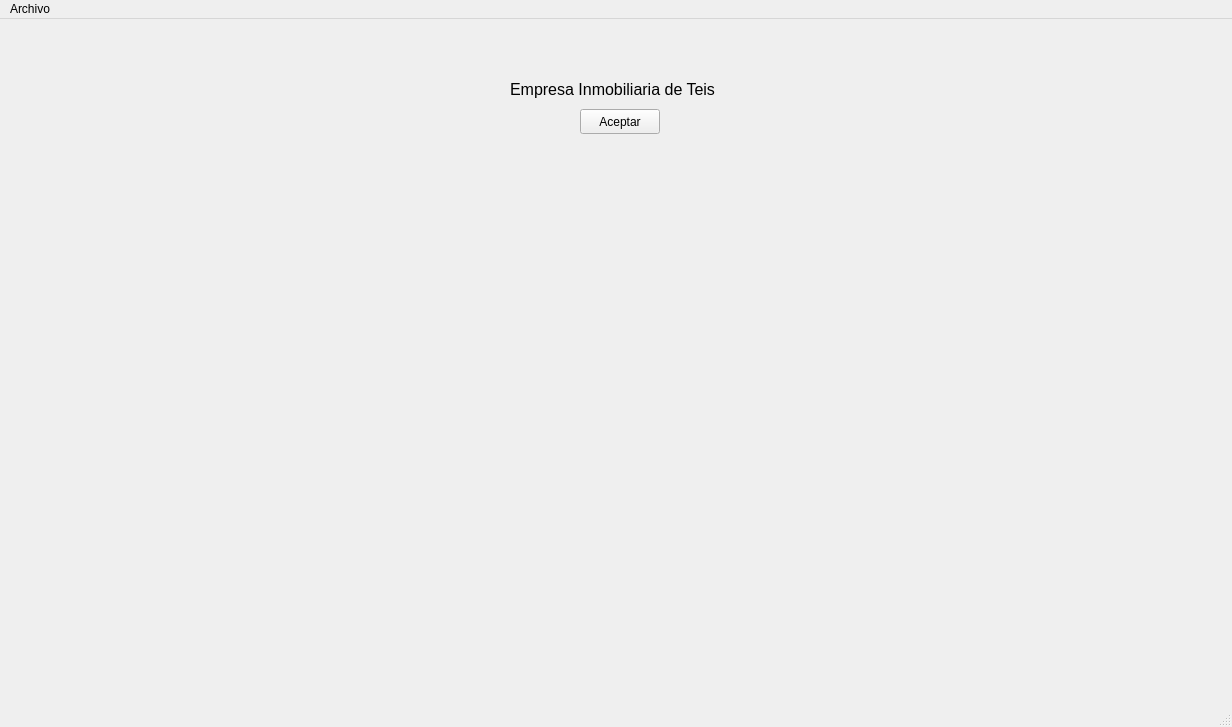
Before: the Qt Designer form ventPrincipal.ui in Manuerty/ProyecyoDI, drawn with Qt 5.
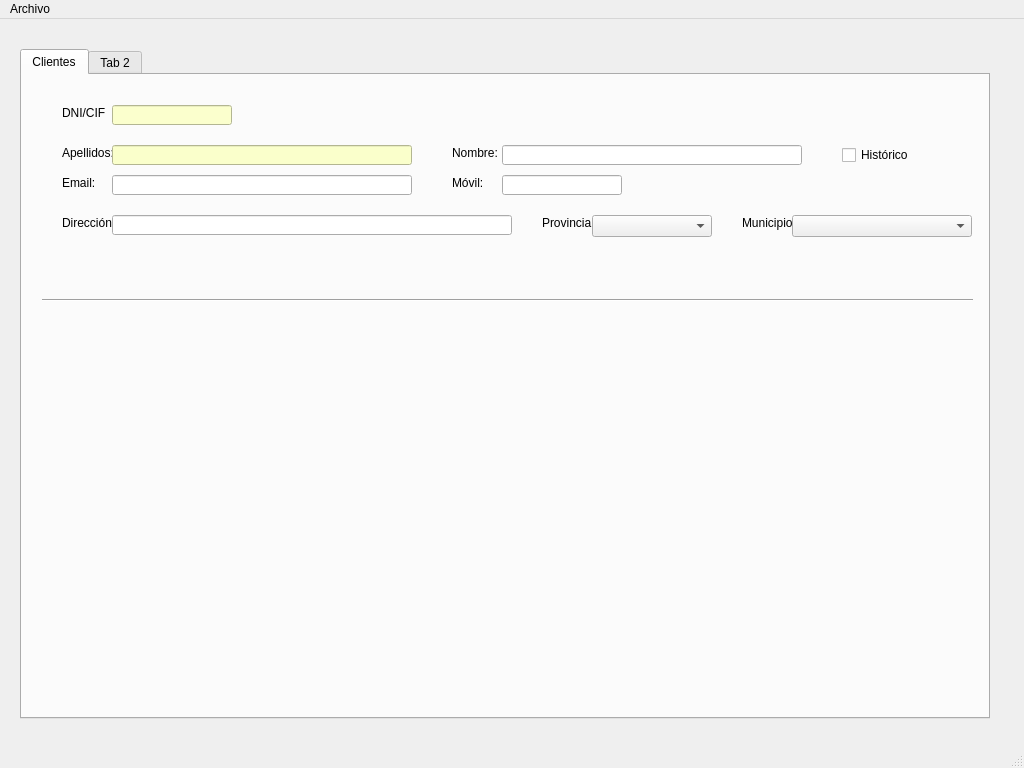
After: the same form once the commit is applied.

Patch:
```diff
--- a/ventPrincipal.ui
+++ b/ventPrincipal.ui
@@ -6,56 +6,322 @@
    <rect>
     <x>0</x>
     <y>0</y>
-    <width>1232</width>
-    <height>727</height>
+    <width>1024</width>
+    <height>768</height>
    </rect>
   </property>
+  <property name="maximumSize">
+   <size>
+    <width>16777215</width>
+    <height>16777215</height>
+   </size>
+  </property>
   <property name="windowTitle">
    <string>InmoTeis</string>
   </property>
   <widget class="QWidget" name="centralwidget">
-   <widget class="QPushButton" name="pushButton">
+   <widget class="QTabWidget" name="panPrincipal">
     <property name="geometry">
      <rect>
-      <x>580</x>
-      <y>90</y>
-      <width>80</width>
-      <height>25</height>
+      <x>20</x>
+      <y>30</y>
+      <width>970</width>
+      <height>670</height>
      </rect>
     </property>
-    <property name="minimumSize">
-     <size>
-      <width>80</width>
-      <height>25</height>
-     </size>
+    <property name="styleSheet">
+     <string notr="true"/>
     </property>
-    <property name="maximumSize">
-     <size>
-      <width>80</width>
-      <height>25</height>
-     </size>
+    <property name="currentIndex">
+     <number>0</number>
     </property>
-    <property name="text">
-     <string>Aceptar</string>
-    </property>
-   </widget>
-   <widget class="QLabel" name="ibTitulo">
-    <property name="geometry">
-     <rect>
-      <x>510</x>
-      <y>60</y>
-      <width>221</width>
-      <height>20</height>
-     </rect>
-    </property>
-    <property name="font">
-     <font>
-      <pointsize>12</pointsize>
-     </font>
-    </property>
-    <property name="text">
-     <string>Empresa Inmobiliaria de Teis</string>
-    </property>
+    <widget class="QWidget" name="tabClientes">
+     <attribute name="title">
+      <string>Clientes</string>
+     </attribute>
+     <widget class="Line" name="line">
+      <property name="geometry">
+       <rect>
+        <x>20</x>
+        <y>210</y>
+        <width>931</width>
+        <height>31</height>
+       </rect>
+      </property>
+      <property name="orientation">
+       <enum>Qt::Horizontal</enum>
+      </property>
+     </widget>
+     <widget class="QLabel" name="lblDniCli">
+      <property name="geometry">
+       <rect>
+        <x>40</x>
+        <y>30</y>
+        <width>51</width>
+        <height>16</height>
+       </rect>
+      </property>
+      <property name="text">
+       <string>DNI/CIF</string>
+      </property>
+     </widget>
+     <widget class="QLineEdit" name="txtDniCli">
+      <property name="geometry">
+       <rect>
+        <x>90</x>
+        <y>30</y>
+        <width>120</width>
+        <height>20</height>
+       </rect>
+      </property>
+      <property name="minimumSize">
+       <size>
+        <width>120</width>
+        <height>0</height>
+       </size>
+      </property>
+      <property name="styleSheet">
+       <string notr="true">background-color: rgb(251, 255, 205);</string>
+      </property>
+     </widget>
+     <widget class="QLabel" name="lblApelCli">
+      <property name="geometry">
+       <rect>
+        <x>40</x>
+        <y>70</y>
+        <width>51</width>
+        <height>16</height>
+       </rect>
+      </property>
+      <property name="text">
+       <string>Apellidos:</string>
+      </property>
+     </widget>
+     <widget class="QLineEdit" name="txtApelCli">
+      <property name="geometry">
+       <rect>
+        <x>90</x>
+        <y>70</y>
+        <width>300</width>
+        <height>20</height>
+       </rect>
+      </property>
+      <property name="minimumSize">
+       <size>
+        <width>300</width>
+        <height>0</height>
+       </size>
+      </property>
+      <property name="styleSheet">
+       <string notr="true">background-color: rgb(250, 255, 203);</string>
+      </property>
+     </widget>
+     <widget class="QLabel" name="lblNomCli">
+      <property name="geometry">
+       <rect>
+        <x>430</x>
+        <y>70</y>
+        <width>51</width>
+        <height>16</height>
+       </rect>
+      </property>
+      <property name="text">
+       <string>Nombre:</string>
+      </property>
+     </widget>
+     <widget class="QLineEdit" name="txtDNomCli">
+      <property name="geometry">
+       <rect>
+        <x>480</x>
+        <y>70</y>
+        <width>300</width>
+        <height>20</height>
+       </rect>
+      </property>
+      <property name="minimumSize">
+       <size>
+        <width>300</width>
+        <height>0</height>
+       </size>
+      </property>
+     </widget>
+     <widget class="QLabel" name="lblEmailCli">
+      <property name="geometry">
+       <rect>
+        <x>40</x>
+        <y>100</y>
+        <width>51</width>
+        <height>16</height>
+       </rect>
+      </property>
+      <property name="text">
+       <string>Email:</string>
+      </property>
+     </widget>
+     <widget class="QLineEdit" name="txtEmailCli">
+      <property name="geometry">
+       <rect>
+        <x>90</x>
+        <y>100</y>
+        <width>300</width>
+        <height>20</height>
+       </rect>
+      </property>
+      <property name="minimumSize">
+       <size>
+        <width>300</width>
+        <height>0</height>
+       </size>
+      </property>
+     </widget>
+     <widget class="QLabel" name="lblMovilCli">
+      <property name="geometry">
+       <rect>
+        <x>430</x>
+        <y>100</y>
+        <width>51</width>
+        <height>16</height>
+       </rect>
+      </property>
+      <property name="text">
+       <string>Móvil:</string>
+      </property>
+     </widget>
+     <widget class="QLineEdit" name="txtMovilCli">
+      <property name="geometry">
+       <rect>
+        <x>480</x>
+        <y>100</y>
+        <width>120</width>
+        <height>20</height>
+       </rect>
+      </property>
+      <property name="minimumSize">
+       <size>
+        <width>120</width>
+        <height>0</height>
+       </size>
+      </property>
+     </widget>
+     <widget class="QLabel" name="lblDirCLi">
+      <property name="geometry">
+       <rect>
+        <x>40</x>
+        <y>140</y>
+        <width>51</width>
+        <height>16</height>
+       </rect>
+      </property>
+      <property name="text">
+       <string>Dirección:</string>
+      </property>
+     </widget>
+     <widget class="QLineEdit" name="txtDirCli">
+      <property name="geometry">
+       <rect>
+        <x>90</x>
+        <y>140</y>
+        <width>400</width>
+        <height>20</height>
+       </rect>
+      </property>
+      <property name="minimumSize">
+       <size>
+        <width>400</width>
+        <height>0</height>
+       </size>
+      </property>
+     </widget>
+     <widget class="QLabel" name="lblProCli">
+      <property name="geometry">
+       <rect>
+        <x>520</x>
+        <y>140</y>
+        <width>51</width>
+        <height>16</height>
+       </rect>
+      </property>
+      <property name="text">
+       <string>Provincia:</string>
+      </property>
+     </widget>
+     <widget class="QComboBox" name="cmbProCli">
+      <property name="geometry">
+       <rect>
+        <x>570</x>
+        <y>140</y>
+        <width>120</width>
+        <height>22</height>
+       </rect>
+      </property>
+      <property name="minimumSize">
+       <size>
+        <width>120</width>
+        <height>0</height>
+       </size>
+      </property>
+     </widget>
+     <widget class="QLabel" name="lblMuniCli">
+      <property name="geometry">
+       <rect>
+        <x>720</x>
+        <y>140</y>
+        <width>51</width>
+        <height>16</height>
+       </rect>
+      </property>
+      <property name="text">
+       <string>Municipio:</string>
+      </property>
+     </widget>
+     <widget class="QComboBox" name="cmbMuniCli">
+      <property name="geometry">
+       <rect>
+        <x>770</x>
+        <y>140</y>
+        <width>180</width>
+        <height>22</height>
+       </rect>
+      </property>
+      <property name="minimumSize">
+       <size>
+        <width>180</width>
+        <height>0</height>
+       </size>
+      </property>
+     </widget>
+     <widget class="QCheckBox" name="chkHistoriaCli">
+      <property name="geometry">
+       <rect>
+        <x>820</x>
+        <y>70</y>
+        <width>70</width>
+        <height>20</height>
+       </rect>
+      </property>
+      <property name="text">
+       <string>Histórico</string>
+      </property>
+     </widget>
+    </widget>
+    <widget class="QWidget" name="tabConstruccin">
+     <attribute name="title">
+      <string>Tab 2</string>
+     </attribute>
+     <widget class="QLabel" name="label">
+      <property name="geometry">
+       <rect>
+        <x>390</x>
+        <y>280</y>
+        <width>121</width>
+        <height>41</height>
+       </rect>
+      </property>
+      <property name="text">
+       <string>Panel en construcción</string>
+      </property>
+     </widget>
+    </widget>
    </widget>
   </widget>
   <widget class="QMenuBar" name="menubar">
@@ -63,7 +329,7 @@
     <rect>
      <x>0</x>
      <y>0</y>
-     <width>1232</width>
+     <width>1024</width>
      <height>21</height>
     </rect>
    </property>
```
